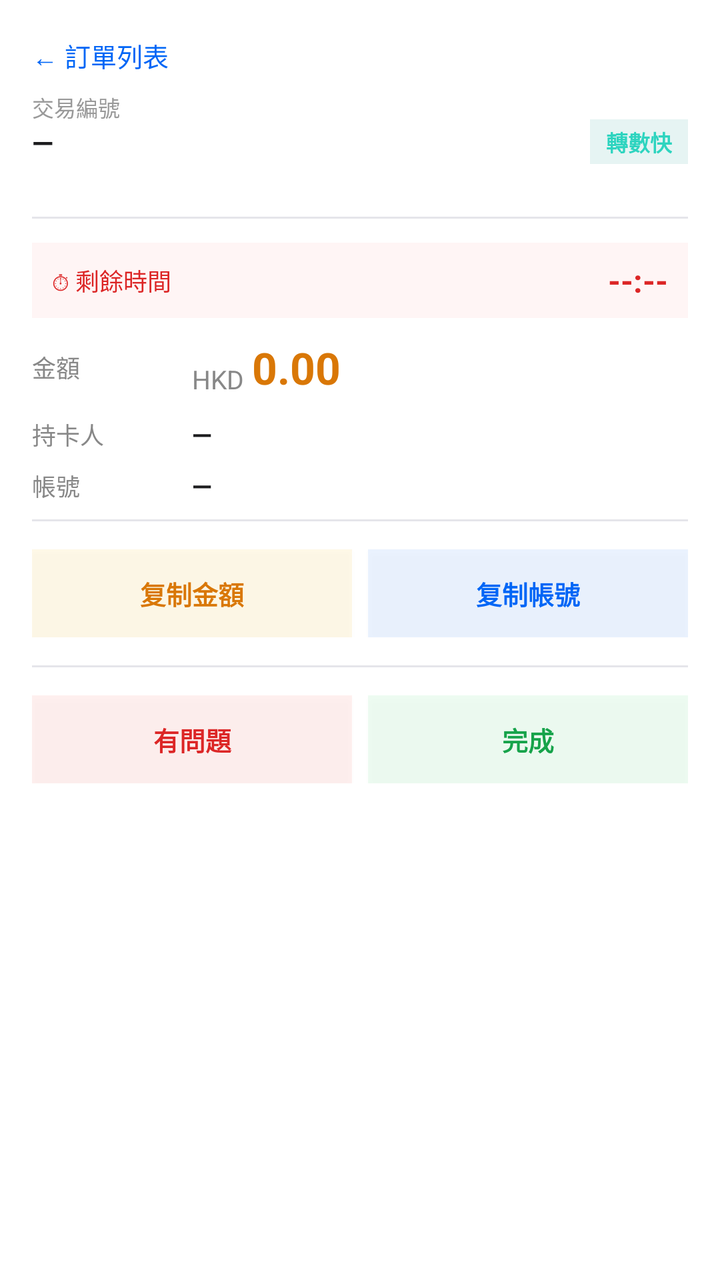
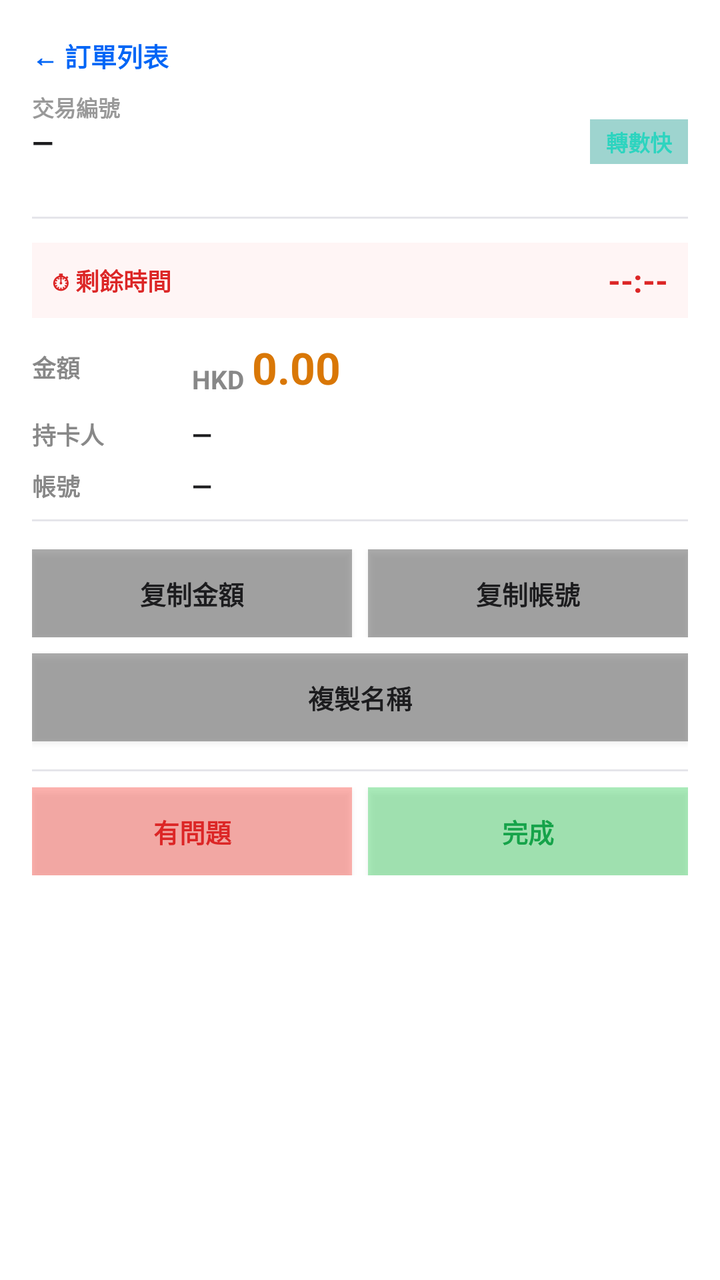

Screens rendered from an Android XML layout before and after an edit, with the pre-edit source and the edit as a unified diff.
<!-- AndroidManifest.xml: activity theme BubbleTheme -->
<!-- res/layout/activity_bubble.xml -->
<?xml version="1.0" encoding="utf-8"?>
<FrameLayout xmlns:android="http://schemas.android.com/apk/res/android"
    android:layout_width="match_parent"
    android:layout_height="match_parent"
    android:background="#FFFFFF">

    
    <ScrollView
        android:id="@+id/layoutDetails"
        android:layout_width="match_parent"
        android:layout_height="match_parent"
        android:background="#FFFFFF"
        android:fillViewport="true"
        android:visibility="visible">

        <LinearLayout
            android:layout_width="match_parent"
            android:layout_height="wrap_content"
            android:orientation="vertical"
            android:padding="16dp">

            
            <TextView
                android:id="@+id/tvBackToList"
                android:layout_width="wrap_content"
                android:layout_height="wrap_content"
                android:text="← 訂單列表"
                android:textColor="#0066F6"
                android:textSize="13sp"
                android:paddingTop="2dp"
                android:paddingBottom="8dp"
                android:visibility="visible"/>

            
            <LinearLayout
                android:layout_width="match_parent"
                android:layout_height="wrap_content"
                android:orientation="horizontal"
                android:gravity="center_vertical"
                android:layout_marginBottom="12dp">

                <LinearLayout
                    android:layout_width="0dp"
                    android:layout_height="wrap_content"
                    android:layout_weight="1"
                    android:orientation="vertical">

                    <TextView
                        android:layout_width="wrap_content"
                        android:layout_height="wrap_content"
                        android:text="交易編號"
                        android:textColor="#999999"
                        android:textSize="11sp"/>

                    <TextView
                        android:id="@+id/tvTxId"
                        android:layout_width="wrap_content"
                        android:layout_height="wrap_content"
                        android:text="—"
                        android:textColor="#1C1C1E"
                        android:textSize="14sp"
                        android:textStyle="bold"/>

                    <TextView
                        android:id="@+id/tvCreatedAt"
                        android:layout_width="wrap_content"
                        android:layout_height="wrap_content"
                        android:text=""
                        android:textColor="#AAAAAA"
                        android:textSize="10sp"
                        android:layout_marginTop="2dp"/>
                </LinearLayout>

                <TextView
                    android:id="@+id/tvType"
                    android:layout_width="wrap_content"
                    android:layout_height="wrap_content"
                    android:text="轉數快"
                    android:textColor="#2DD4BF"
                    android:textSize="11sp"
                    android:textStyle="bold"
                    android:background="#1A0D9488"
                    android:paddingStart="8dp"
                    android:paddingEnd="8dp"
                    android:paddingTop="3dp"
                    android:paddingBottom="3dp"/>
            </LinearLayout>

            
            <View
                android:layout_width="match_parent"
                android:layout_height="1dp"
                android:background="#E5E5EA"
                android:layout_marginBottom="12dp"/>

            
            <LinearLayout
                android:id="@+id/rowCountdown"
                android:layout_width="match_parent"
                android:layout_height="wrap_content"
                android:orientation="horizontal"
                android:gravity="center_vertical"
                android:background="#FFF5F5"
                android:paddingStart="10dp"
                android:paddingEnd="10dp"
                android:paddingTop="8dp"
                android:paddingBottom="8dp"
                android:layout_marginBottom="10dp">

                <TextView
                    android:layout_width="wrap_content"
                    android:layout_height="wrap_content"
                    android:text="⏱ 剩餘時間"
                    android:textColor="#DC2626"
                    android:textSize="12sp"/>

                <View
                    android:layout_width="0dp"
                    android:layout_height="0dp"
                    android:layout_weight="1"/>

                <TextView
                    android:id="@+id/tvCountdown"
                    android:layout_width="wrap_content"
                    android:layout_height="wrap_content"
                    android:text="--:--"
                    android:textColor="#DC2626"
                    android:textSize="16sp"
                    android:textStyle="bold"/>
            </LinearLayout>

            
            <LinearLayout
                android:layout_width="match_parent"
                android:layout_height="wrap_content"
                android:orientation="horizontal"
                android:gravity="center_vertical"
                android:layout_marginBottom="10dp">

                <TextView
                    android:layout_width="80dp"
                    android:layout_height="wrap_content"
                    android:text="金額"
                    android:textColor="#888888"
                    android:textSize="12sp"/>

                <TextView
                    android:id="@+id/tvAmountCurrency"
                    android:layout_width="wrap_content"
                    android:layout_height="wrap_content"
                    android:text="HKD"
                    android:textColor="#888888"
                    android:textSize="13sp"
                    android:layout_marginEnd="4dp"
                    android:layout_gravity="bottom"/>

                <TextView
                    android:id="@+id/tvAmount"
                    android:layout_width="0dp"
                    android:layout_height="wrap_content"
                    android:layout_weight="1"
                    android:text="0.00"
                    android:textColor="#D97706"
                    android:textSize="22sp"
                    android:textStyle="bold"/>
            </LinearLayout>

            
            <LinearLayout
                android:layout_width="match_parent"
                android:layout_height="wrap_content"
                android:orientation="horizontal"
                android:layout_marginBottom="8dp">

                <TextView
                    android:id="@+id/tvNameLabel"
                    android:layout_width="80dp"
                    android:layout_height="wrap_content"
                    android:text="持卡人"
                    android:textColor="#888888"
                    android:textSize="12sp"/>

                <TextView
                    android:id="@+id/tvName"
                    android:layout_width="0dp"
                    android:layout_height="wrap_content"
                    android:layout_weight="1"
                    android:text="—"
                    android:textColor="#1C1C1E"
                    android:textSize="13sp"
                    android:textStyle="bold"/>
            </LinearLayout>

            
            <LinearLayout
                android:layout_width="match_parent"
                android:layout_height="wrap_content"
                android:orientation="horizontal"
                android:layout_marginBottom="8dp">

                <TextView
                    android:id="@+id/tvMainLabel"
                    android:layout_width="80dp"
                    android:layout_height="wrap_content"
                    android:text="帳號"
                    android:textColor="#888888"
                    android:textSize="12sp"/>

                <TextView
                    android:id="@+id/tvMain"
                    android:layout_width="0dp"
                    android:layout_height="wrap_content"
                    android:layout_weight="1"
                    android:text="—"
                    android:textColor="#1C1C1E"
                    android:textSize="13sp"
                    android:textStyle="bold"/>
            </LinearLayout>

            
            <LinearLayout
                android:id="@+id/rowBankName"
                android:layout_width="match_parent"
                android:layout_height="wrap_content"
                android:orientation="horizontal"
                android:layout_marginBottom="8dp"
                android:visibility="gone">

                <TextView
                    android:layout_width="80dp"
                    android:layout_height="wrap_content"
                    android:text="銀行"
                    android:textColor="#888888"
                    android:textSize="12sp"/>

                <TextView
                    android:id="@+id/tvBankName"
                    android:layout_width="0dp"
                    android:layout_height="wrap_content"
                    android:layout_weight="1"
                    android:text="—"
                    android:textColor="#1C1C1E"
                    android:textSize="13sp"
                    android:textStyle="bold"/>
            </LinearLayout>

            
            <View
                android:layout_width="match_parent"
                android:layout_height="1dp"
                android:background="#E5E5EA"
                android:layout_marginBottom="14dp"/>

            
            <LinearLayout
                android:layout_width="match_parent"
                android:layout_height="wrap_content"
                android:orientation="horizontal">

                <Button
                    android:id="@+id/btnCopyAmount"
                    android:layout_width="0dp"
                    android:layout_height="44dp"
                    android:layout_weight="1"
                    android:text="复制金額"
                    android:textColor="#D97706"
                    android:textSize="13sp"
                    android:textStyle="bold"
                    android:background="#1AFBBF24"
                    android:layout_marginEnd="8dp"/>

                <Button
                    android:id="@+id/btnCopyMain"
                    android:layout_width="0dp"
                    android:layout_height="44dp"
                    android:layout_weight="1"
                    android:text="复制帳號"
                    android:textColor="#0066F6"
                    android:textSize="13sp"
                    android:textStyle="bold"
                    android:background="#140066F6"/>

            </LinearLayout>

            
            <Button
                android:id="@+id/btnCopyBankName"
                android:layout_width="match_parent"
                android:layout_height="44dp"
                android:text="複製銀行名稱"
                android:textColor="#6D28D9"
                android:textSize="13sp"
                android:textStyle="bold"
                android:background="#140066F6"
                android:layout_marginTop="8dp"
                android:visibility="gone"/>

            
            <TextView
                android:id="@+id/tvCopiedStatus"
                android:layout_width="match_parent"
                android:layout_height="wrap_content"
                android:text=""
                android:textColor="#16A34A"
                android:textSize="12sp"
                android:gravity="center"
                android:layout_marginTop="10dp"
                android:visibility="gone"/>

            
            <View
                android:layout_width="match_parent"
                android:layout_height="1dp"
                android:background="#E5E5EA"
                android:layout_marginTop="14dp"
                android:layout_marginBottom="14dp"/>

            
            <LinearLayout
                android:layout_width="match_parent"
                android:layout_height="wrap_content"
                android:orientation="horizontal">

                <Button
                    android:id="@+id/btnIncomplete"
                    android:layout_width="0dp"
                    android:layout_height="44dp"
                    android:layout_weight="1"
                    android:text="有問題"
                    android:textColor="#DC2626"
                    android:textSize="13sp"
                    android:textStyle="bold"
                    android:background="#14FF453A"
                    android:layout_marginEnd="8dp"/>

                <Button
                    android:id="@+id/btnComplete"
                    android:layout_width="0dp"
                    android:layout_height="44dp"
                    android:layout_weight="1"
                    android:text="完成"
                    android:textColor="#16A34A"
                    android:textSize="13sp"
                    android:textStyle="bold"
                    android:background="#1430D158"/>

            </LinearLayout>

        </LinearLayout>
    </ScrollView>

    
    <LinearLayout
        android:id="@+id/layoutList"
        android:layout_width="match_parent"
        android:layout_height="match_parent"
        android:orientation="vertical"
        android:background="#FFFFFF"
        android:visibility="gone">

        
        <LinearLayout
            android:layout_width="match_parent"
            android:layout_height="wrap_content"
            android:orientation="horizontal"
            android:gravity="center_vertical"
            android:background="#FFFFFF"
            android:padding="16dp">

            <ImageView
                android:layout_width="28dp"
                android:layout_height="28dp"
                android:src="@mipmap/ic_launcher"
                android:background="#220066F6"
                android:padding="4dp"/>

            <TextView
                android:layout_width="0dp"
                android:layout_height="wrap_content"
                android:layout_weight="1"
                android:layout_marginStart="10dp"
                android:text="選擇訂單"
                android:textColor="#1C1C1E"
                android:textSize="15sp"
                android:textStyle="bold"/>

            <TextView
                android:id="@+id/tvListRefresh"
                android:layout_width="wrap_content"
                android:layout_height="wrap_content"
                android:text="↻ 刷新"
                android:textColor="#0066F6"
                android:textSize="13sp"
                android:layout_marginEnd="8dp"/>

            <TextView
                android:id="@+id/tvListLoading"
                android:layout_width="wrap_content"
                android:layout_height="wrap_content"
                android:text="載入中..."
                android:textColor="#999999"
                android:textSize="12sp"
                android:visibility="gone"/>

        </LinearLayout>

        
        <View
            android:layout_width="match_parent"
            android:layout_height="1dp"
            android:background="#E5E5EA"/>

        
        <ScrollView
            android:layout_width="match_parent"
            android:layout_height="0dp"
            android:layout_weight="1">

            <LinearLayout
                android:id="@+id/listContainer"
                android:layout_width="match_parent"
                android:layout_height="wrap_content"
                android:orientation="vertical"
                android:paddingTop="8dp"
                android:paddingBottom="8dp"/>

        </ScrollView>

        
        <TextView
            android:id="@+id/tvListEmpty"
            android:layout_width="match_parent"
            android:layout_height="0dp"
            android:layout_weight="1"
            android:gravity="center"
            android:text="暫無待處理訂單"
            android:textColor="#AAAAAA"
            android:textSize="13sp"
            android:visibility="gone"/>

    </LinearLayout>

    
    <ScrollView
        android:id="@+id/layoutLogin"
        android:layout_width="match_parent"
        android:layout_height="match_parent"
        android:background="#FFFFFF"
        android:fillViewport="true"
        android:visibility="gone">

        <LinearLayout
            android:layout_width="match_parent"
            android:layout_height="wrap_content"
            android:orientation="vertical"
            android:padding="24dp"
            android:gravity="center_horizontal">

            <ImageView
                android:layout_width="48dp"
                android:layout_height="48dp"
                android:src="@mipmap/ic_launcher"
                android:layout_marginTop="48dp"
                android:layout_marginBottom="24dp"/>

            <TextView
                android:layout_width="wrap_content"
                android:layout_height="wrap_content"
                android:text="登入已過期"
                android:textColor="#DC2626"
                android:textSize="13sp"
                android:layout_marginBottom="8dp"/>

            <TextView
                android:layout_width="wrap_content"
                android:layout_height="wrap_content"
                android:text="請返回應用程式重新登入"
                android:textColor="#555555"
                android:textSize="14sp"
                android:gravity="center"
                android:layout_marginBottom="40dp"/>

            <Button
                android:id="@+id/btnOpenFlutter"
                android:layout_width="match_parent"
                android:layout_height="50dp"
                android:text="重新登入"
                android:textColor="#FFFFFF"
                android:textSize="15sp"
                android:textStyle="bold"
                android:background="#0066F6"/>

        </LinearLayout>
    </ScrollView>

</FrameLayout>
<!-- resources referenced by this layout -->
<resources>
  <!-- mipmap ic_launcher: png bitmap (mipmap-hdpi, 9185 bytes) -->
  <style name="BubbleTheme" parent="@android:style/Theme.DeviceDefault.NoActionBar">
          <item name="android:windowBackground">#FFFFFF</item>
          <item name="android:colorBackground">#FFFFFF</item>
      </style>
</resources>

<!-- the commit's change to res/layout/activity_bubble.xml (unified diff, before → after) -->
@@ -2,7 +2,7 @@
 <FrameLayout xmlns:android="http://schemas.android.com/apk/res/android"
     android:layout_width="match_parent"
     android:layout_height="match_parent"
-    android:background="#FFFFFF">
+    android:background="@android:color/transparent">
 
     
     <ScrollView
@@ -27,6 +27,7 @@
                 android:text="← 訂單列表"
                 android:textColor="#0066F6"
                 android:textSize="13sp"
+                android:textStyle="bold"
                 android:paddingTop="2dp"
                 android:paddingBottom="8dp"
                 android:visibility="visible"/>
@@ -50,7 +51,8 @@
                         android:layout_height="wrap_content"
                         android:text="交易編號"
                         android:textColor="#999999"
-                        android:textSize="11sp"/>
+                        android:textSize="11sp"
+                        android:textStyle="bold"/>
 
                     <TextView
                         android:id="@+id/tvTxId"
@@ -79,7 +81,7 @@
                     android:textColor="#2DD4BF"
                     android:textSize="11sp"
                     android:textStyle="bold"
-                    android:background="#1A0D9488"
+                    android:background="#660D9488"
                     android:paddingStart="8dp"
                     android:paddingEnd="8dp"
                     android:paddingTop="3dp"
@@ -112,7 +114,8 @@
                     android:layout_height="wrap_content"
                     android:text="⏱ 剩餘時間"
                     android:textColor="#DC2626"
-                    android:textSize="12sp"/>
+                    android:textSize="12sp"
+                    android:textStyle="bold"/>
 
                 <View
                     android:layout_width="0dp"
@@ -142,7 +145,8 @@
                     android:layout_height="wrap_content"
                     android:text="金額"
                     android:textColor="#888888"
-                    android:textSize="12sp"/>
+                    android:textSize="12sp"
+                    android:textStyle="bold"/>
 
                 <TextView
                     android:id="@+id/tvAmountCurrency"
@@ -151,6 +155,7 @@
                     android:text="HKD"
                     android:textColor="#888888"
                     android:textSize="13sp"
+                    android:textStyle="bold"
                     android:layout_marginEnd="4dp"
                     android:layout_gravity="bottom"/>
 
@@ -178,7 +183,8 @@
                     android:layout_height="wrap_content"
                     android:text="持卡人"
                     android:textColor="#888888"
-                    android:textSize="12sp"/>
+                    android:textSize="12sp"
+                    android:textStyle="bold"/>
 
                 <TextView
                     android:id="@+id/tvName"
@@ -204,7 +210,8 @@
                     android:layout_height="wrap_content"
                     android:text="帳號"
                     android:textColor="#888888"
-                    android:textSize="12sp"/>
+                    android:textSize="12sp"
+                    android:textStyle="bold"/>
 
                 <TextView
                     android:id="@+id/tvMain"
@@ -231,7 +238,8 @@
                     android:layout_height="wrap_content"
                     android:text="銀行"
                     android:textColor="#888888"
-                    android:textSize="12sp"/>
+                    android:textSize="12sp"
+                    android:textStyle="bold"/>
 
                 <TextView
                     android:id="@+id/tvBankName"
@@ -263,10 +271,10 @@
                     android:layout_height="44dp"
                     android:layout_weight="1"
                     android:text="复制金額"
-                    android:textColor="#D97706"
+                    android:textColor="#1C1C1E"
                     android:textSize="13sp"
                     android:textStyle="bold"
-                    android:background="#1AFBBF24"
+                    android:background="#66333333"
                     android:layout_marginEnd="8dp"/>
 
                 <Button
@@ -275,12 +283,24 @@
                     android:layout_height="44dp"
                     android:layout_weight="1"
                     android:text="复制帳號"
-                    android:textColor="#0066F6"
+                    android:textColor="#1C1C1E"
                     android:textSize="13sp"
                     android:textStyle="bold"
-                    android:background="#140066F6"/>
-
-            </LinearLayout>
+                    android:background="#66333333"/>
+
+            </LinearLayout>
+
+            
+            <Button
+                android:id="@+id/btnCopyName"
+                android:layout_width="match_parent"
+                android:layout_height="44dp"
+                android:text="複製名稱"
+                android:textColor="#1C1C1E"
+                android:textSize="13sp"
+                android:textStyle="bold"
+                android:background="#66333333"
+                android:layout_marginTop="8dp"/>
 
             
             <Button
@@ -288,10 +308,10 @@
                 android:layout_width="match_parent"
                 android:layout_height="44dp"
                 android:text="複製銀行名稱"
-                android:textColor="#6D28D9"
+                android:textColor="#1C1C1E"
                 android:textSize="13sp"
                 android:textStyle="bold"
-                android:background="#140066F6"
+                android:background="#66333333"
                 android:layout_marginTop="8dp"
                 android:visibility="gone"/>
 
@@ -313,7 +333,18 @@
                 android:layout_height="1dp"
                 android:background="#E5E5EA"
                 android:layout_marginTop="14dp"
-                android:layout_marginBottom="14dp"/>
+                android:layout_marginBottom="8dp"/>
+
+            
+            <TextView
+                android:id="@+id/tvDetailStatus"
+                android:layout_width="match_parent"
+                android:layout_height="wrap_content"
+                android:text=""
+                android:textSize="12sp"
+                android:gravity="center"
+                android:layout_marginBottom="8dp"
+                android:visibility="gone"/>
 
             
             <LinearLayout
@@ -330,7 +361,7 @@
                     android:textColor="#DC2626"
                     android:textSize="13sp"
                     android:textStyle="bold"
-                    android:background="#14FF453A"
+                    android:background="#66FF453A"
                     android:layout_marginEnd="8dp"/>
 
                 <Button
@@ -342,7 +373,7 @@
                     android:textColor="#16A34A"
                     android:textSize="13sp"
                     android:textStyle="bold"
-                    android:background="#1430D158"/>
+                    android:background="#6630D158"/>
 
             </LinearLayout>
 
@@ -364,7 +395,7 @@
             android:layout_height="wrap_content"
             android:orientation="horizontal"
             android:gravity="center_vertical"
-            android:background="#FFFFFF"
+            android:background="@android:color/transparent"
             android:padding="16dp">
 
             <ImageView
<!-- resource entries referenced after the edit -->
@@ -2,8 +2,9 @@
 <resources>
   <!-- mipmap ic_launcher: png bitmap (mipmap-hdpi, 9185 bytes) -->
   <style name="BubbleTheme" parent="@android:style/Theme.DeviceDefault.NoActionBar">
-          <item name="android:windowBackground">#FFFFFF</item>
-          <item name="android:colorBackground">#FFFFFF</item>
+          <item name="android:windowBackground">@android:color/transparent</item>
+          <item name="android:colorBackground">@android:color/transparent</item>
+          <item name="android:windowIsTranslucent">true</item>
       </style>
 </resources>
 
